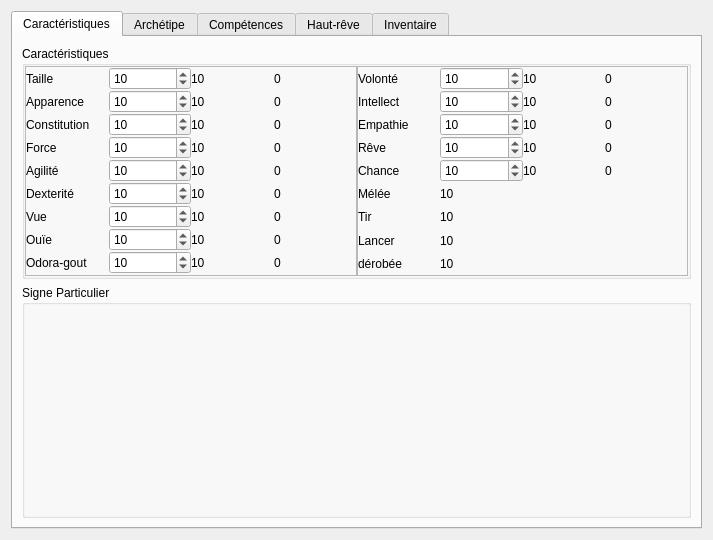
The window that src/view/personnage.ui (GaelPICOT/voyage) describes before a commit, drawn with Qt 5.
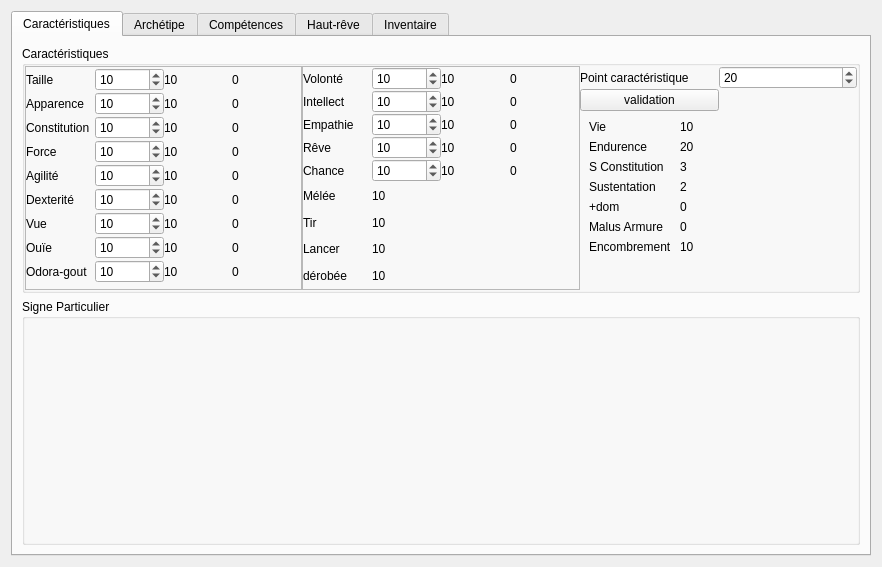
The same window after the commit.

Commit message: finition interface caractéristique création de perso

Patch:
```diff
--- a/src/view/personnage.ui
+++ b/src/view/personnage.ui
@@ -6,8 +6,8 @@
    <rect>
     <x>0</x>
     <y>0</y>
-    <width>713</width>
-    <height>540</height>
+    <width>882</width>
+    <height>567</height>
    </rect>
   </property>
   <property name="windowTitle">
@@ -640,6 +640,203 @@
             </layout>
            </widget>
           </item>
+          <item>
+           <widget class="QWidget" name="widget" native="true">
+            <layout class="QVBoxLayout" name="verticalLayout_3">
+             <property name="spacing">
+              <number>0</number>
+             </property>
+             <property name="leftMargin">
+              <number>0</number>
+             </property>
+             <property name="topMargin">
+              <number>0</number>
+             </property>
+             <property name="rightMargin">
+              <number>0</number>
+             </property>
+             <property name="bottomMargin">
+              <number>0</number>
+             </property>
+             <item>
+              <widget class="QWidget" name="ceation_widget" native="true">
+               <property name="sizePolicy">
+                <sizepolicy hsizetype="Preferred" vsizetype="Maximum">
+                 <horstretch>0</horstretch>
+                 <verstretch>0</verstretch>
+                </sizepolicy>
+               </property>
+               <layout class="QGridLayout" name="gridLayout_3">
+                <property name="leftMargin">
+                 <number>0</number>
+                </property>
+                <property name="topMargin">
+                 <number>0</number>
+                </property>
+                <property name="rightMargin">
+                 <number>0</number>
+                </property>
+                <property name="bottomMargin">
+                 <number>0</number>
+                </property>
+                <property name="spacing">
+                 <number>0</number>
+                </property>
+                <item row="0" column="0">
+                 <widget class="QLabel" name="label_19">
+                  <property name="text">
+                   <string>Point caractéristique</string>
+                  </property>
+                 </widget>
+                </item>
+                <item row="1" column="0">
+                 <widget class="QPushButton" name="validation_button">
+                  <property name="sizePolicy">
+                   <sizepolicy hsizetype="Minimum" vsizetype="Fixed">
+                    <horstretch>0</horstretch>
+                    <verstretch>0</verstretch>
+                   </sizepolicy>
+                  </property>
+                  <property name="text">
+                   <string>validation</string>
+                  </property>
+                 </widget>
+                </item>
+                <item row="0" column="1">
+                 <widget class="QSpinBox" name="carac_spin">
+                  <property name="value">
+                   <number>20</number>
+                  </property>
+                 </widget>
+                </item>
+               </layout>
+              </widget>
+             </item>
+             <item>
+              <widget class="QWidget" name="widget_2" native="true">
+               <property name="sizePolicy">
+                <sizepolicy hsizetype="Preferred" vsizetype="Preferred">
+                 <horstretch>0</horstretch>
+                 <verstretch>0</verstretch>
+                </sizepolicy>
+               </property>
+               <layout class="QFormLayout" name="formLayout">
+                <item row="0" column="0">
+                 <widget class="QLabel" name="label_20">
+                  <property name="sizePolicy">
+                   <sizepolicy hsizetype="Fixed" vsizetype="Preferred">
+                    <horstretch>0</horstretch>
+                    <verstretch>0</verstretch>
+                   </sizepolicy>
+                  </property>
+                  <property name="text">
+                   <string>Vie</string>
+                  </property>
+                 </widget>
+                </item>
+                <item row="0" column="1">
+                 <widget class="QLabel" name="vie_label">
+                  <property name="sizePolicy">
+                   <sizepolicy hsizetype="Fixed" vsizetype="Preferred">
+                    <horstretch>0</horstretch>
+                    <verstretch>0</verstretch>
+                   </sizepolicy>
+                  </property>
+                  <property name="text">
+                   <string>10</string>
+                  </property>
+                 </widget>
+                </item>
+                <item row="1" column="0">
+                 <widget class="QLabel" name="label_21">
+                  <property name="text">
+                   <string>Endurence </string>
+                  </property>
+                 </widget>
+                </item>
+                <item row="1" column="1">
+                 <widget class="QLabel" name="endu_label">
+                  <property name="text">
+                   <string>20</string>
+                  </property>
+                 </widget>
+                </item>
+                <item row="2" column="0">
+                 <widget class="QLabel" name="label_22">
+                  <property name="text">
+                   <string>S Constitution </string>
+                  </property>
+                 </widget>
+                </item>
+                <item row="2" column="1">
+                 <widget class="QLabel" name="sconst_label">
+                  <property name="text">
+                   <string>3</string>
+                  </property>
+                 </widget>
+                </item>
+                <item row="3" column="0">
+                 <widget class="QLabel" name="label_24">
+                  <property name="text">
+                   <string>Sustentation</string>
+                  </property>
+                 </widget>
+                </item>
+                <item row="3" column="1">
+                 <widget class="QLabel" name="sust_label">
+                  <property name="text">
+                   <string>2</string>
+                  </property>
+                 </widget>
+                </item>
+                <item row="4" column="0">
+                 <widget class="QLabel" name="label_26">
+                  <property name="text">
+                   <string>+dom</string>
+                  </property>
+                 </widget>
+                </item>
+                <item row="4" column="1">
+                 <widget class="QLabel" name="pdom_label">
+                  <property name="text">
+                   <string>0</string>
+                  </property>
+                 </widget>
+                </item>
+                <item row="5" column="0">
+                 <widget class="QLabel" name="label_23">
+                  <property name="text">
+                   <string>Malus Armure</string>
+                  </property>
+                 </widget>
+                </item>
+                <item row="5" column="1">
+                 <widget class="QLabel" name="MA_label">
+                  <property name="text">
+                   <string>0</string>
+                  </property>
+                 </widget>
+                </item>
+                <item row="6" column="0">
+                 <widget class="QLabel" name="label_27">
+                  <property name="text">
+                   <string>Encombrement </string>
+                  </property>
+                 </widget>
+                </item>
+                <item row="6" column="1">
+                 <widget class="QLabel" name="enc_label">
+                  <property name="text">
+                   <string>10</string>
+                  </property>
+                 </widget>
+                </item>
+               </layout>
+              </widget>
+             </item>
+            </layout>
+           </widget>
+          </item>
          </layout>
         </widget>
        </item>
```
The commit also changes 1 other file.
